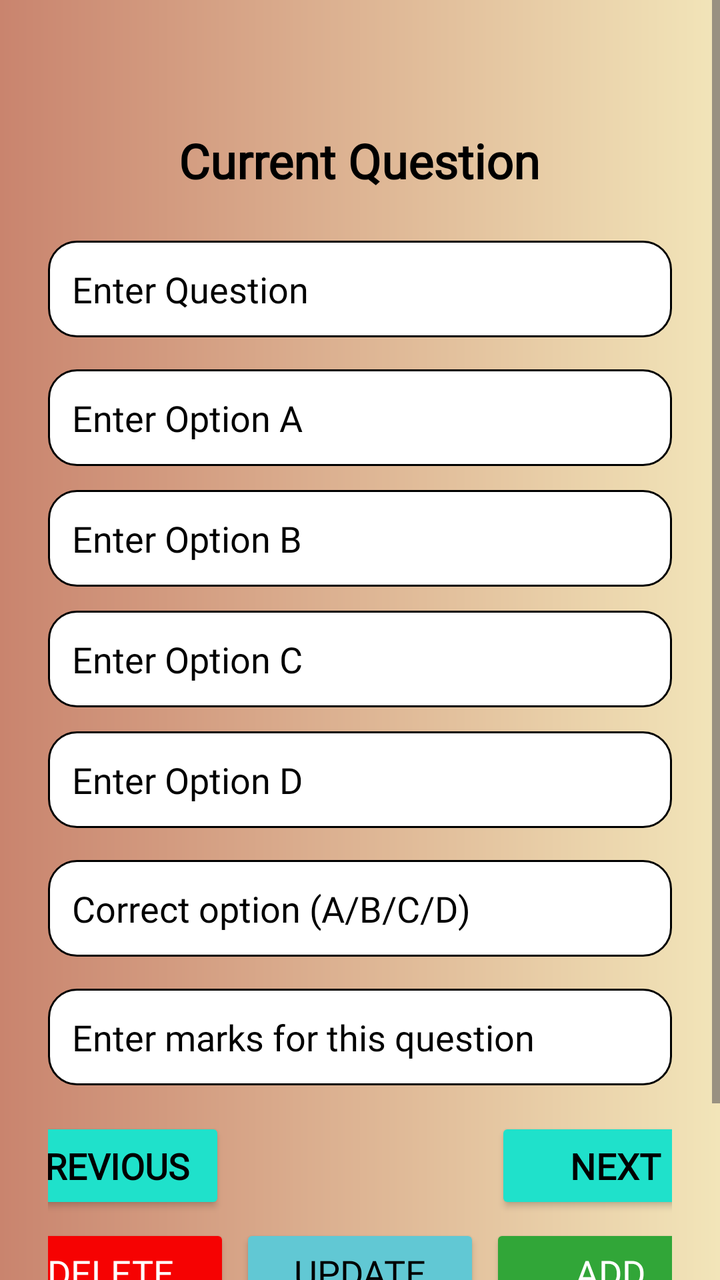
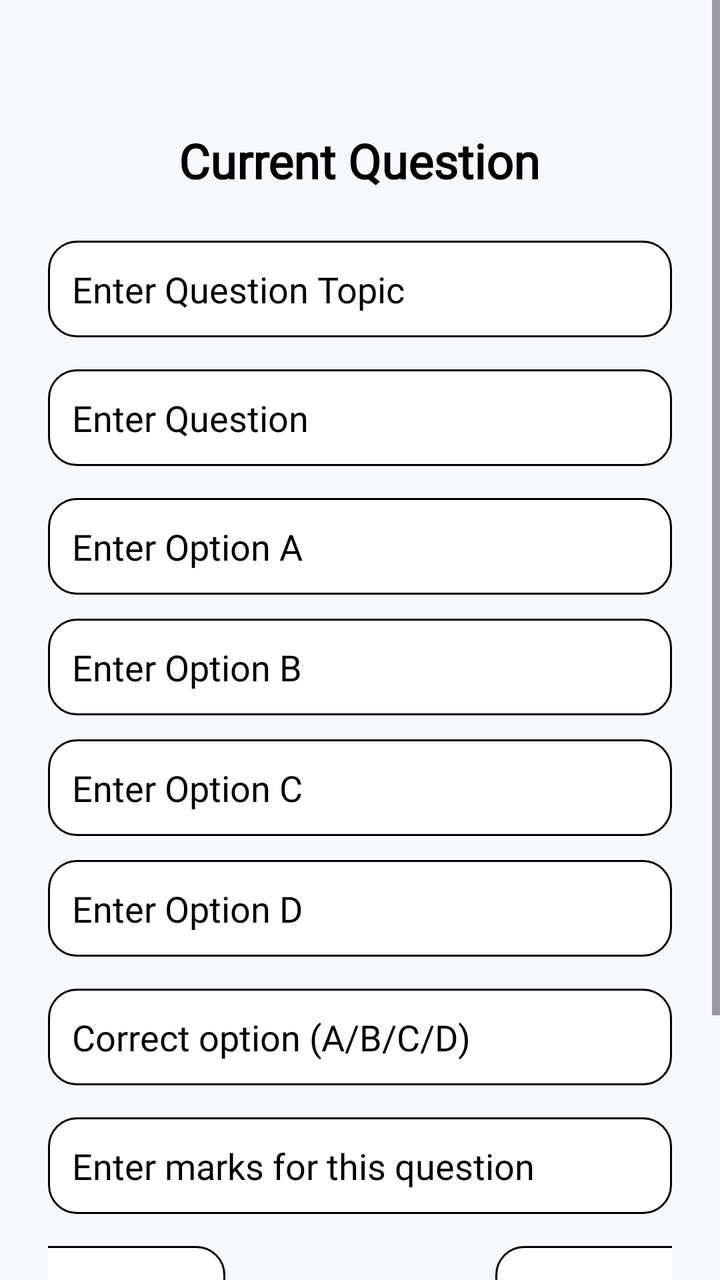

Compare the two renders of this Android layout. The source of the first and the diff that turns it into the second are given below.
<!-- AndroidManifest.xml: application theme Theme.EduQuiz -->
<!-- res/layout/activity_edit_quiz.xml -->
<?xml version="1.0" encoding="utf-8"?>
<ScrollView xmlns:android="http://schemas.android.com/apk/res/android"
    xmlns:tools="http://schemas.android.com/tools"
    android:layout_width="match_parent"
    android:layout_height="match_parent"
    android:background="@drawable/new_card_background"
    tools:context=".teacheractivities.EditQuizActivity">

    <LinearLayout
        android:layout_width="match_parent"
        android:layout_height="match_parent"
        android:orientation="vertical"
        android:padding="24dp"
        android:gravity="center_horizontal">

        
        <TextView
            android:layout_width="wrap_content"
            android:layout_height="wrap_content"
            android:id="@+id/tveditquestion"
            android:text="Current Question"
            android:textSize="24sp"
            android:textStyle="bold"
            android:textColor="@color/black"
            android:fontFamily="@font/alice"
            android:layout_marginBottom="24dp"
            android:layout_marginTop="40dp"/>

        
        <EditText
            android:id="@+id/eteditquestionquestion"
            android:layout_width="match_parent"
            android:layout_height="wrap_content"
            android:hint="Enter Question"
            android:textSize="18sp"
            android:fontFamily="@font/alice"
            android:textColorHint="@color/black"
            android:textColor="@color/black"
            android:inputType="text"
            android:background="@drawable/edit2"
            android:padding="12dp"
            android:layout_marginBottom="16dp" />

        
        <EditText
            android:id="@+id/eteditquestionoptiona"
            android:layout_width="match_parent"
            android:layout_height="wrap_content"
            android:hint="Enter Option A"
            android:textSize="18sp"
            android:fontFamily="@font/alice"
            android:textColorHint="@color/black"
            android:textColor="@color/black"
            android:inputType="text"
            android:background="@drawable/edit2"
            android:padding="12dp"
            android:layout_marginBottom="12dp" />

        <EditText
            android:id="@+id/eteditquestionoptionb"
            android:layout_width="match_parent"
            android:layout_height="wrap_content"
            android:hint="Enter Option B"
            android:textSize="18sp"
            android:fontFamily="@font/alice"
            android:textColorHint="@color/black"
            android:textColor="@color/black"
            android:inputType="text"
            android:background="@drawable/edit2"
            android:padding="12dp"
            android:layout_marginBottom="12dp" />

        <EditText
            android:id="@+id/eteditquestionoptionc"
            android:layout_width="match_parent"
            android:layout_height="wrap_content"
            android:hint="Enter Option C"
            android:textSize="18sp"
            android:fontFamily="@font/alice"
            android:textColorHint="@color/black"
            android:textColor="@color/black"
            android:inputType="text"
            android:background="@drawable/edit2"
            android:padding="12dp"
            android:layout_marginBottom="12dp" />

        <EditText
            android:id="@+id/eteditquestionoptiond"
            android:layout_width="match_parent"
            android:layout_height="wrap_content"
            android:hint="Enter Option D"
            android:textSize="18sp"
            android:fontFamily="@font/alice"
            android:textColorHint="@color/black"
            android:textColor="@color/black"
            android:inputType="text"
            android:background="@drawable/edit2"
            android:padding="12dp"
            android:layout_marginBottom="16dp" />

        <EditText
            android:id="@+id/eteditquestioncorrectoption"
            android:layout_width="match_parent"
            android:layout_height="wrap_content"
            android:hint="Correct option (A/B/C/D) "
            android:textSize="18sp"
            android:fontFamily="@font/alice"
            android:textColorHint="@color/black"
            android:textColor="@color/black"
            android:inputType="text"
            android:background="@drawable/edit2"
            android:padding="12dp"
            android:layout_marginBottom="16dp" />

        <EditText
            android:id="@+id/eteditquestionmarks"
            android:layout_width="match_parent"
            android:layout_height="wrap_content"
            android:hint="Enter marks for this question"
            android:textSize="18sp"
            android:fontFamily="@font/alice"
            android:textColorHint="@color/black"
            android:textColor="@color/black"
            android:inputType="text"
            android:background="@drawable/edit2"
            android:padding="12dp"
            android:layout_marginBottom="16dp" />

        
        <LinearLayout
            android:layout_width="match_parent"
            android:layout_height="wrap_content"
            android:layout_gravity="center"
            android:gravity="center"
            android:orientation="horizontal">
            <androidx.appcompat.widget.AppCompatButton
                android:id="@+id/btneditquestionprevious"
                android:layout_width="120dp"
                android:layout_height="wrap_content"
                android:textSize="18sp"
                android:text="Previous"
                android:textColor="@color/black"
                android:textStyle="bold"
                android:fontFamily="@font/alice"
                android:backgroundTint="@color/sky_blue"
                android:paddingHorizontal="15dp"
                android:paddingVertical="12dp"
                android:layout_marginRight="135dp"/>

            <androidx.appcompat.widget.AppCompatButton
                android:id="@+id/btneditquestionnext"
                android:layout_width="120dp"
                android:layout_height="wrap_content"
                android:textSize="18sp"
                android:text="Next"
                android:textStyle="bold"
                android:textColor="@color/black"
                android:fontFamily="@font/alice"
                android:backgroundTint="@color/sky_blue"
                android:paddingHorizontal="15dp"
                android:paddingVertical="12dp"/>
        </LinearLayout>

        <LinearLayout
            android:layout_width="match_parent"
            android:layout_height="wrap_content"
            android:layout_gravity="center"
            android:gravity="center"
            android:layout_marginTop="5dp"
            android:orientation="horizontal">
            <androidx.appcompat.widget.AppCompatButton
                android:id="@+id/btneditquestiondelete"
                android:layout_width="120dp"
                android:layout_height="wrap_content"
                android:textSize="18sp"
                android:text="Delete"
                android:textColor="@color/white"
                android:fontFamily="@font/alice"
                android:backgroundTint="@color/red"
                android:paddingHorizontal="15dp"
                android:paddingVertical="12dp"
                android:layout_marginRight="5dp"/>

            <androidx.appcompat.widget.AppCompatButton
                android:id="@+id/btneditquestionupdate"
                android:layout_width="120dp"
                android:layout_height="wrap_content"
                android:textSize="18sp"
                android:text="Update"
                android:textColor="@color/black"
                android:fontFamily="@font/alice"
                android:backgroundTint="@color/SkyBlue"
                android:paddingHorizontal="15dp"
                android:paddingVertical="12dp"
                android:layout_marginRight="5dp"/>

            <androidx.appcompat.widget.AppCompatButton
                android:id="@+id/btneditquestionadd"
                android:layout_width="120dp"
                android:layout_height="wrap_content"
                android:textSize="18sp"
                android:text="Add"
                android:textColor="@color/white"
                android:fontFamily="@font/alice"
                android:backgroundTint="@color/green"
                android:paddingHorizontal="15dp"
                android:paddingVertical="12dp"/>
        </LinearLayout>

        <androidx.appcompat.widget.AppCompatButton
            android:id="@+id/btneditquestionsubmitquiz"
            android:layout_width="wrap_content"
            android:layout_height="wrap_content"
            android:textSize="18sp"
            android:text="Submit Updated Quiz"
            android:textColor="@color/white"
            android:fontFamily="@font/alice"
            android:backgroundTint="@color/blue"
            android:paddingHorizontal="32dp"
            android:paddingVertical="12dp"
            android:layout_marginTop="10dp"/>
    </LinearLayout>
</ScrollView>
<!-- resources referenced by this layout -->
<resources>
  <color name="SkyBlue">#61C8D4</color>
  <color name="black">#FF000000</color>
  <color name="blue">#7D94EB</color>
  <color name="green">#31A638</color>
  <color name="red">#F60202</color>
  <color name="sky_blue">#1FE1CB</color>
  <color name="white">#FFFFFFFF</color>
  <!-- drawable edit2 (drawable) -->
  <?xml version="1.0" encoding="utf-8"?>
  <shape xmlns:android="http://schemas.android.com/apk/res/android">
      <corners android:radius="14dp"/>
      <stroke android:color="@color/black" android:width="0.9dp"/>
      <solid android:color="@color/white"/>
      <size android:height="10dp"/>
  </shape>
  <!-- drawable new_card_background (drawable) -->
  <?xml version="1.0" encoding="utf-8"?>
  <shape xmlns:android="http://schemas.android.com/apk/res/android">
  
      <gradient
          android:startColor="@color/orange"
          android:endColor="@color/yellow" />
  
  </shape>
  <style name="Theme.EduQuiz" parent="Base.Theme.EduQuiz" />
  <color name="orange">#C9846E</color>
  <color name="yellow">#F2E5B9</color>
  <style name="Base.Theme.EduQuiz" parent="Theme.Material3.DayNight.NoActionBar">
          
          
      </style>
</resources>

<!-- the commit's change to res/layout/activity_edit_quiz.xml (unified diff, before → after) -->
@@ -3,7 +3,7 @@
     xmlns:tools="http://schemas.android.com/tools"
     android:layout_width="match_parent"
     android:layout_height="match_parent"
-    android:background="@drawable/new_card_background"
+    android:background="#F6F8FC"
     tools:context=".teacheractivities.EditQuizActivity">
 
     <LinearLayout
@@ -26,6 +26,20 @@
             android:layout_marginBottom="24dp"
             android:layout_marginTop="40dp"/>
 
+        <EditText
+            android:id="@+id/etaddquestionquestiontopic"
+            android:layout_width="match_parent"
+            android:layout_height="wrap_content"
+            android:hint="Enter Question Topic"
+            android:textSize="18sp"
+            android:fontFamily="@font/alice"
+            android:textColorHint="@color/black"
+            android:textColor="@color/black"
+            android:inputType="text"
+            android:background="@drawable/edit2"
+            android:padding="12dp"
+            android:layout_marginBottom="16dp" />
+
         
         <EditText
             android:id="@+id/eteditquestionquestion"
@@ -142,7 +156,7 @@
                 android:textColor="@color/black"
                 android:textStyle="bold"
                 android:fontFamily="@font/alice"
-                android:backgroundTint="@color/sky_blue"
+                android:background="@drawable/edit2"
                 android:paddingHorizontal="15dp"
                 android:paddingVertical="12dp"
                 android:layout_marginRight="135dp"/>
@@ -156,7 +170,7 @@
                 android:textStyle="bold"
                 android:textColor="@color/black"
                 android:fontFamily="@font/alice"
-                android:backgroundTint="@color/sky_blue"
+                android:background="@drawable/edit2"
                 android:paddingHorizontal="15dp"
                 android:paddingVertical="12dp"/>
         </LinearLayout>
<!-- resource entries referenced after the edit -->
@@ -5,7 +5,6 @@
   <color name="blue">#7D94EB</color>
   <color name="green">#31A638</color>
   <color name="red">#F60202</color>
-  <color name="sky_blue">#1FE1CB</color>
   <color name="white">#FFFFFFFF</color>
   <!-- drawable edit2 (drawable) -->
   <?xml version="1.0" encoding="utf-8"?>
@@ -15,18 +14,7 @@
       <solid android:color="@color/white"/>
       <size android:height="10dp"/>
   </shape>
-  <!-- drawable new_card_background (drawable) -->
-  <?xml version="1.0" encoding="utf-8"?>
-  <shape xmlns:android="http://schemas.android.com/apk/res/android">
-  
-      <gradient
-          android:startColor="@color/orange"
-          android:endColor="@color/yellow" />
-  
-  </shape>
   <style name="Theme.EduQuiz" parent="Base.Theme.EduQuiz" />
-  <color name="orange">#C9846E</color>
-  <color name="yellow">#F2E5B9</color>
   <style name="Base.Theme.EduQuiz" parent="Theme.Material3.DayNight.NoActionBar">
           
           
